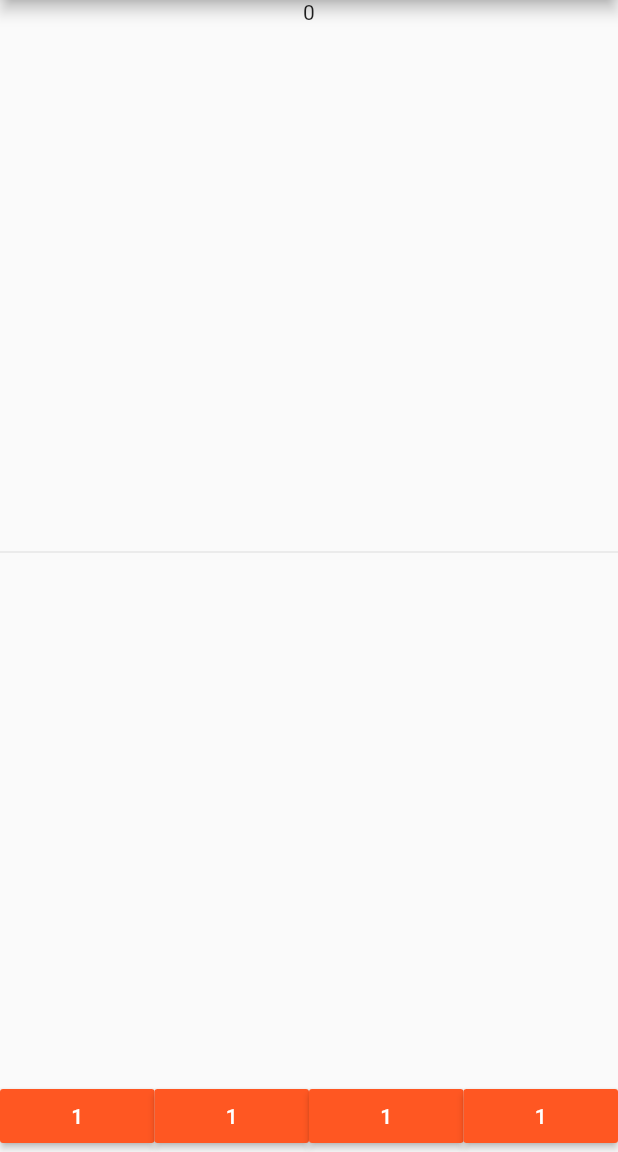
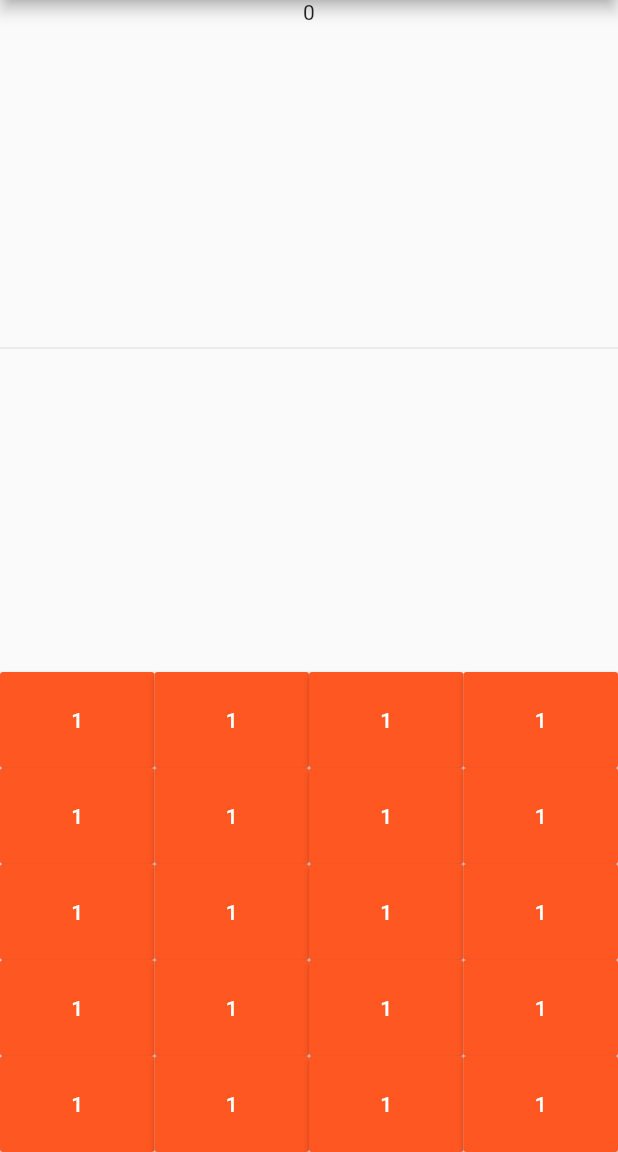
Before and after one commit to VBT-Intership/ErtugrulOzvardar-FlutterCalculator, a Flutter app: the screen it shows after launch, on a phone screen of 412 x 824 dp, the part 84-1236 px from its top. Run offline on Flutter 3.47's test engine with Material 2 defaults, Android fonts, the phone set to English and light mode, and no system bars.

Commit message:
Buttonlarin hepsi 5x4 grid olarak initialize edildi. Butonlarin paddingi 24.0 olacak sekilde degistirildi.

```diff
--- a/simple_calculator/lib/main.dart
+++ b/simple_calculator/lib/main.dart
@@ -37,6 +37,7 @@ Widget buttonCreator(){
         onPressed: () => {},
         color: Colors.deepOrange,
         textColor: Colors.white,
+        padding: EdgeInsets.all(24.0),
         ),
   );
 }
@@ -53,6 +54,7 @@ Widget buttonCreator(){
 
             Expanded(child: Divider()),
 
+            Column(children: [
                     Row(
                     children:  [
                     buttonCreator(),
@@ -60,10 +62,41 @@ Widget buttonCreator(){
                     buttonCreator(),
                     buttonCreator(),
                 ]
-
+            ),
+                    Row(
+                    children:  [
+                    buttonCreator(),
+                    buttonCreator(),
+                    buttonCreator(),
+                    buttonCreator(),
+                ]
+            ),
+                    Row(
+                    children:  [
+                    buttonCreator(),
+                    buttonCreator(),
+                    buttonCreator(),
+                    buttonCreator(),
+                ]
+            ),
+                    Row(
+                    children:  [
+                    buttonCreator(),
+                    buttonCreator(),
+                    buttonCreator(),
+                    buttonCreator(),
+                ]
+            ),
+                    Row(
+                    children:  [
+                    buttonCreator(),
+                    buttonCreator(),
+                    buttonCreator(),
+                    buttonCreator(),
+                ]
             )
-        ],)
-      )
-      );
+        ])
+      ],
+      )));
   }
 }
```
Lines whose indentation alone changed are shown as unchanged.
